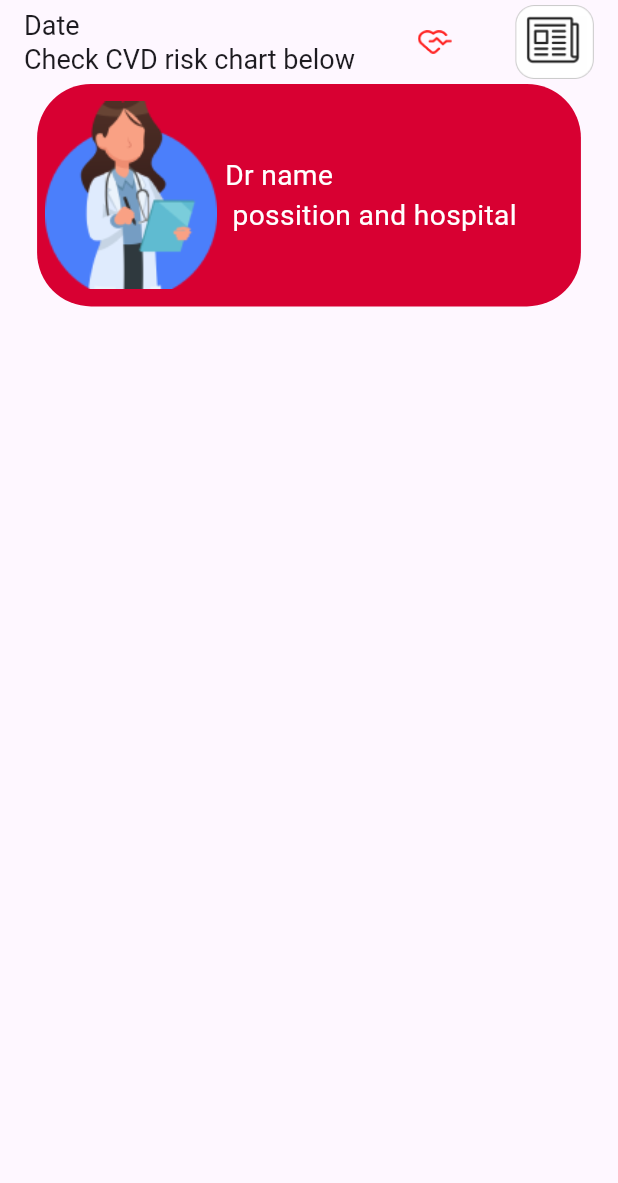
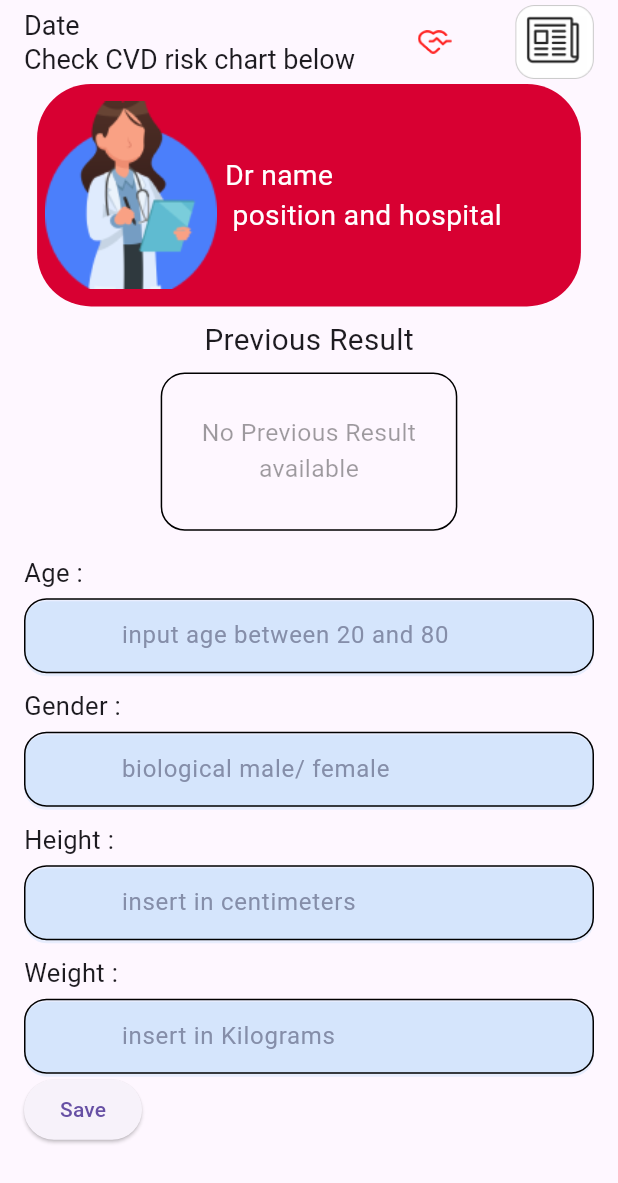
Before and after one commit to tasheera/CVD_Risk_Analyser, a Flutter app: the screen it shows after launch, on a phone screen of 412 x 824 dp. Shown: the top 1183 px of the screen. Run offline on Flutter 3.47's test engine with Material 3 defaults, Android fonts, the phone set to English and light mode, and no system bars; Roboto replaces fonts that are missing (Oswald).

Commit message:
add input fields and validate

```diff
--- a/lib/doctor_data_input_screen.dart
+++ b/lib/doctor_data_input_screen.dart
@@ -9,6 +9,77 @@ class DoctorInputScreen extends StatefulWidget {
 }
 
 class _DoctorInputScreenState extends State<DoctorInputScreen> {
+
+
+final GlobalKey <FormState> _formKey =GlobalKey();// create global key object form key validate
+
+  String name="";
+
+  Widget _buildNameField(String fieldName, validationFunction, error, keyboardType){
+    fieldName=fieldName;
+    error=error;
+
+    return Container(
+
+      height: 50,
+
+      decoration: BoxDecoration(
+        color: Colors.blue.withOpacity(0.09),
+        borderRadius: BorderRadius.circular(15),
+        border: Border.all(),
+        boxShadow: [
+          BoxShadow(
+            color: const Color.fromARGB(255, 48, 154, 240).withOpacity(0.11), // Shadow color
+
+
+            offset: const Offset(0, 2), // Offset (vertical, horizontal)
+          ),
+        ],
+
+      ),
+      child: Align(
+        alignment: Alignment.center,
+        child: TextFormField(
+          keyboardType: keyboardType,
+          decoration: InputDecoration(
+
+
+
+
+            hintText: fieldName,
+                    border: const OutlineInputBorder(
+          borderSide: BorderSide.none,
+        ),
+
+
+            hintStyle: const TextStyle(
+              color: Color(0xFF858EA9),
+
+
+
+            ),
+            contentPadding: const EdgeInsets.symmetric(horizontal: 60),
+
+            ),
+
+          validator: (value){
+            if (value == null || value.isEmpty){// check null or is empty
+              return "Can not empty";
+              }
+              if(!validationFunction(value)){
+                return error;
+              }
+              name=value;
+              return null;
+          },
+          ),
+      ),
+    );
+
+  }
+
+
+
   @override
   Widget build(BuildContext context) {
     double iconSize = MediaQuery.of(context).size.width * 0.08; // return current screen width
@@ -35,7 +106,8 @@ class _DoctorInputScreenState extends State<DoctorInputScreen> {
 
       ),
 
-      body: Column(
+      body: SingleChildScrollView(
+        child: Column(
           mainAxisAlignment: MainAxisAlignment.start,
           children: [
             Center(
@@ -52,7 +124,7 @@ class _DoctorInputScreenState extends State<DoctorInputScreen> {
                    children: [
 
                     Image.asset( // doctor icon
-                    'assets/data_input_doctomerImage_icon.png', //image file direct
+                      'assets/data_input_doctor_Image_icon.png', //image file direct
                       width: iconSize*3.8,// adjust width of image using current screen width
                       height: iconSize*3.8, // height of image
                     ),
@@ -60,7 +132,7 @@ class _DoctorInputScreenState extends State<DoctorInputScreen> {
 
 
                     Text(
-                    "Dr name\n possition and hospital",
+                      "Dr name\n position and hospital",
                       style: TextStyle(
                         color: Colors.white,
                         fontSize: iconSize*0.57,
@@ -71,11 +143,138 @@ class _DoctorInputScreenState extends State<DoctorInputScreen> {
 
                 ),
               ),
-
             ),
 
+
+            Padding(
+              padding: const EdgeInsets.all(8.0),
+              child: Text(
+                "Previous Result",
+                style: TextStyle(fontSize: iconSize*0.6),
+                ),
+            ),
+
+
+
+
+              Container(
+                height: iconSize*3.2,
+                width: iconSize*6,
+                decoration: BoxDecoration(
+
+                borderRadius: BorderRadius.circular(16),
+
+                border: Border.all()
+                ),
+                child: Center(child: Text("No Previous Result \navailable",
+
+
+                textAlign: TextAlign.center,
+                style: TextStyle(
+                  color: Colors.black38,
+                  fontSize: iconSize*0.5
+
+                ),))
+              ),
+
+
+              Form(
+            key: _formKey, // object is created above
+            child: Container(
+              margin: const EdgeInsets.all(16),
+              child: Column(
+                crossAxisAlignment: CrossAxisAlignment.start,// left align text
+                children: [
+
+                  const Text("Age :",style: TextStyle(fontSize: 17,fontFamily: "Oswald"),),
+                  const SizedBox(height: 5,),
+                  _buildNameField("input age between 20 and 80", isValidAge,"Age should be between 20 and 80",TextInputType.number),
+
+                  const SizedBox(height: 10,),
+
+                  const Text("Gender :",style: TextStyle(fontSize: 17,),),
+                  const SizedBox(height: 5,),
+                  _buildNameField("biological male/ female", isValidGender,"Enter male or female",TextInputType.text),
+
+
+                  const SizedBox(height: 10,),
+
+                  const Text("Height :",style: TextStyle(fontSize: 17,),),
+                  const SizedBox(height: 5,),
+                  _buildNameField("insert in centimeters", isValidHeight,"Enter valid height",TextInputType.number),
+
+
+                  const SizedBox(height: 10,),
+
+                  const Text("Weight :",style: TextStyle(fontSize: 17,),),
+                  const SizedBox(height: 5,),
+                  _buildNameField("insert in Kilograms", isValidHeight,"Enter valid weight",TextInputType.number),
+
+
+
+                  ElevatedButton(
+                    onPressed: (){
+                      if(_formKey.currentState!.validate()){ // check validity of foam filed
+                      print(name);
+                      }
+                      },
+                     child: const Text("Save"),)
                 ],
+              ),
+            ),
+          ),
+
+
+
+
+          ],
+        ),
       ),
     );
   }
 }
+
+
+bool isValidAge(String input) {
+  try {
+        int age = int.parse(input);
+
+    // Check if age is a positive integer within a reasonable range
+    return age > 40 && age <= 80;
+  } catch (e) {
+    // Catch any exception that occurs when parsing the input as an integer
+    return false;
+  }
+}
+
+bool isValidGender(String input) {
+
+  if (input.toLowerCase()=="female" || input.toLowerCase()=="male"){
+    return true;
+  }
+  return false;
+}
+
+bool isValidHeight(String input) {
+  try {
+        int height = int.parse(input);
+
+    // Check if age is a positive integer within a reasonable range
+    return height > 40 && height <= 200;
+  } catch (e) {
+    // Catch any exception that occurs when parsing the input as an integer
+    return false;
+  }
+}
+
+bool isValidWeight(String input) {
+  try {
+        int weight = int.parse(input);
+
+    // Check if age is a positive integer within a reasonable range
+    return weight > 40 && weight <= 200;
+  } catch (e) {
+    // Catch any exception that occurs when parsing the input as an integer
+    return false;
+  }
+}
```
Also changed, not shown: assets/data_input_doctor_Image_icon.png (renamed from assets/data_input_doctomerImage_icon.png). Lines whose indentation alone changed are shown as unchanged.
